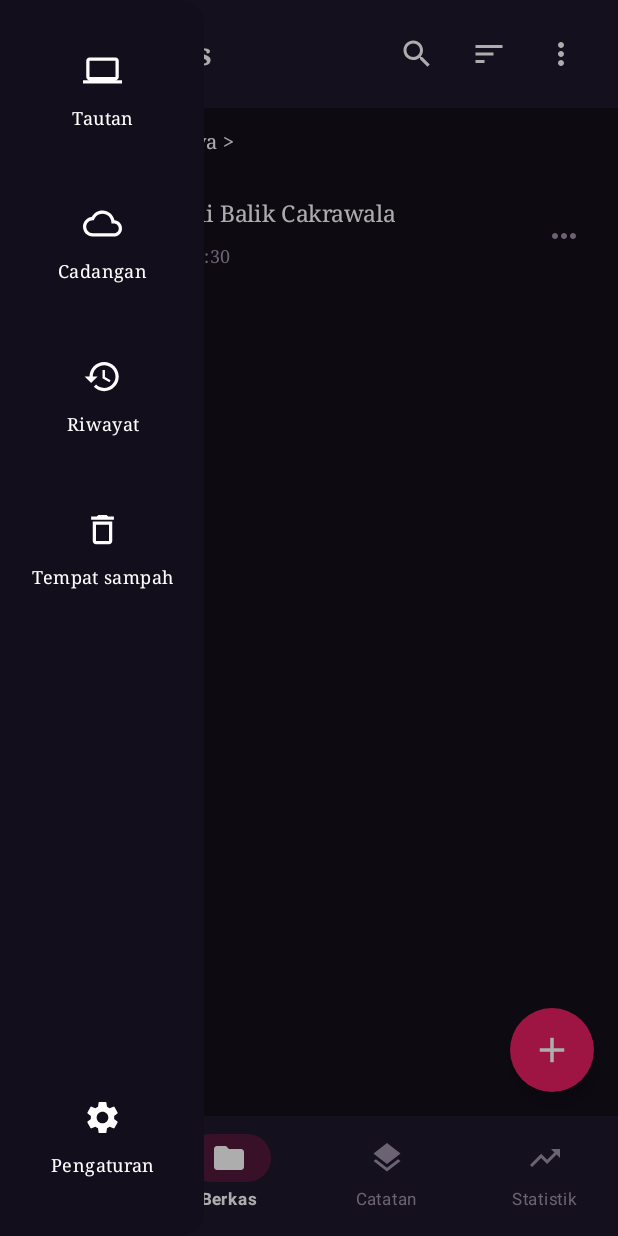
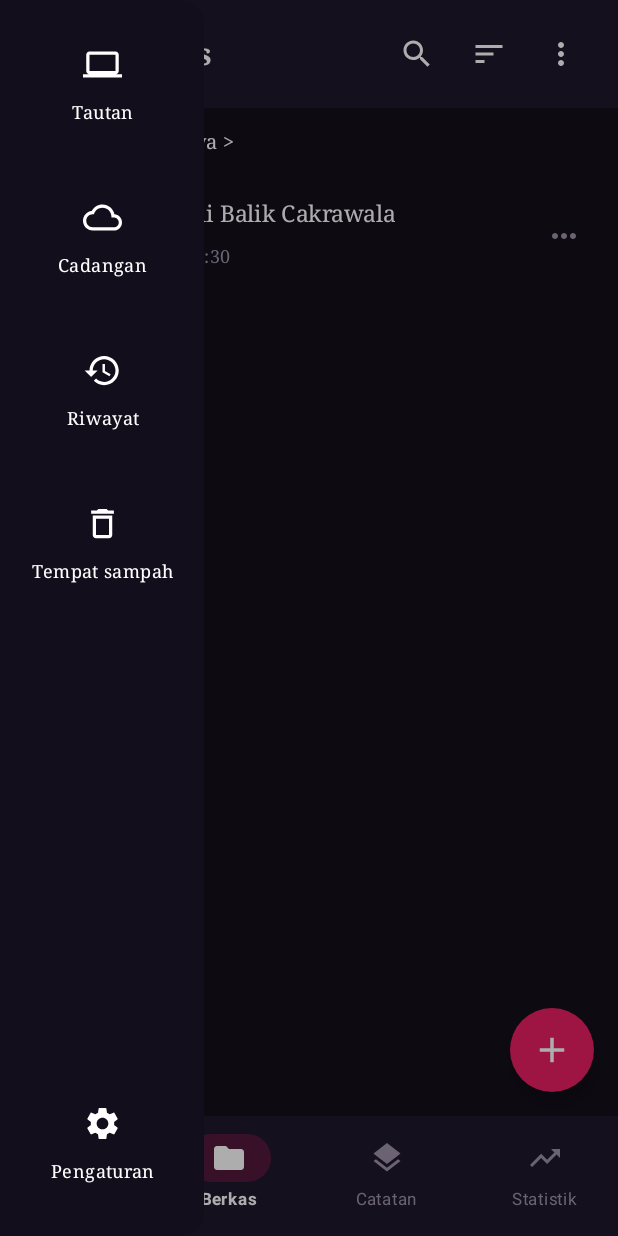
Before and after one commit to mandauduri32-del/Nora-writer-, an Android app built with Jetpack Compose: the FilesScreen screen opened through its navigation route, after a tap on "Buka Menu", on a phone screen of 412 x 824 dp. Run offline under Robolectric (Android 15) with nearby library versions, the phone set to English and light mode, and no system bars; our stand-ins replace Room's generated code.

Commit message:
refactor: improve edge-to-edge and system UI handling
Migrate window inset management to use `WindowInsets` and `safeDrawing` across screens to better support edge-to-edge layouts and dynamic system bars.

```diff
--- a/app/src/main/java/com/example/MainActivity.kt
+++ b/app/src/main/java/com/example/MainActivity.kt
@@ -1,10 +1,15 @@
 package com.example
 
+import android.graphics.Color as AndroidColor
 import android.os.Bundle
 import androidx.activity.ComponentActivity
+import androidx.activity.SystemBarStyle
 import androidx.activity.compose.setContent
 import androidx.activity.enableEdgeToEdge
 import androidx.activity.viewModels
+import androidx.compose.foundation.isSystemInDarkTheme
+import androidx.compose.foundation.layout.WindowInsets
+import androidx.compose.foundation.layout.consumeWindowInsets
 import androidx.compose.foundation.layout.fillMaxSize
 import androidx.compose.foundation.layout.padding
 import androidx.compose.foundation.shape.RoundedCornerShape
@@ -24,6 +29,7 @@ import androidx.compose.material3.Scaffold
 import androidx.compose.material3.Text
 import androidx.compose.material3.rememberDrawerState
 import androidx.compose.runtime.Composable
+import androidx.compose.runtime.DisposableEffect
 import androidx.compose.runtime.getValue
 import androidx.compose.runtime.mutableStateOf
 import androidx.compose.runtime.remember
@@ -74,6 +80,28 @@ class MainActivity : ComponentActivity() {
         setContent {
             val preferences by mainViewModel.preferences.collectAsStateWithLifecycle()
             val isUnlocked by mainViewModel.isUnlocked.collectAsStateWithLifecycle()
+            val isSystemDark = isSystemInDarkTheme()
+            val isDarkTheme = when (preferences.themeMode.uppercase()) {
+                "LIGHT", "SEPIA" -> false
+                "SYSTEM" -> isSystemDark
+                else -> true
+            }
+
+            DisposableEffect(isDarkTheme) {
+                enableEdgeToEdge(
+                    statusBarStyle = if (isDarkTheme) {
+                        SystemBarStyle.dark(AndroidColor.TRANSPARENT)
+                    } else {
+                        SystemBarStyle.light(AndroidColor.TRANSPARENT, AndroidColor.TRANSPARENT)
+                    },
+                    navigationBarStyle = if (isDarkTheme) {
+                        SystemBarStyle.dark(AndroidColor.TRANSPARENT)
+                    } else {
+                        SystemBarStyle.light(AndroidColor.TRANSPARENT, AndroidColor.TRANSPARENT)
+                    }
+                )
+                onDispose {}
+            }
 
             NovelDeskTheme(themeMode = preferences.themeMode) {
                 AppBackgroundContainer(preferences = preferences) {
@@ -143,6 +171,7 @@ fun NovelDeskApp(
     ) {
         Scaffold(
             containerColor = Color.Transparent,
+            contentWindowInsets = WindowInsets(0, 0, 0, 0),
             modifier = Modifier.fillMaxSize(),
             bottomBar = {
                 if (shouldShowBottomBar) {
@@ -196,7 +225,10 @@ fun NovelDeskApp(
             NavHost(
                 navController = navController,
                 startDestination = Screen.Library.route, // Default screen "Buku" (Screenshot 2)
-                modifier = Modifier.padding(innerPadding)
+                modifier = Modifier
+                    .fillMaxSize()
+                    .padding(innerPadding)
+                    .consumeWindowInsets(innerPadding)
             ) {
                 // Tab 1: "Buku" (Screenshot 2)
                 composable(Screen.Library.route) {
--- a/app/src/main/java/com/example/ui/components/AppSideDrawer.kt
+++ b/app/src/main/java/com/example/ui/components/AppSideDrawer.kt
@@ -14,7 +14,6 @@ import androidx.compose.foundation.layout.height
 import androidx.compose.foundation.layout.heightIn
 import androidx.compose.foundation.layout.padding
 import androidx.compose.foundation.layout.size
-import androidx.compose.foundation.layout.statusBarsPadding
 import androidx.compose.foundation.layout.width
 import androidx.compose.foundation.lazy.LazyColumn
 import androidx.compose.foundation.lazy.items
@@ -86,8 +85,7 @@ fun AppSideDrawer(
         Column(
             modifier = Modifier
                 .fillMaxSize()
-                .statusBarsPadding()
-                .padding(vertical = 24.dp, horizontal = 8.dp),
+                .padding(vertical = 20.dp, horizontal = 8.dp),
             verticalArrangement = Arrangement.SpaceBetween,
             horizontalAlignment = Alignment.CenterHorizontally
         ) {
--- a/app/src/main/java/com/example/ui/screens/files/FilesScreen.kt
+++ b/app/src/main/java/com/example/ui/screens/files/FilesScreen.kt
@@ -9,13 +9,17 @@ import androidx.compose.foundation.layout.Column
 import androidx.compose.foundation.layout.PaddingValues
 import androidx.compose.foundation.layout.Row
 import androidx.compose.foundation.layout.Spacer
+import androidx.compose.foundation.layout.WindowInsets
+import androidx.compose.foundation.layout.WindowInsetsSides
 import androidx.compose.foundation.layout.fillMaxSize
 import androidx.compose.foundation.layout.fillMaxWidth
 import androidx.compose.foundation.layout.height
+import androidx.compose.foundation.layout.only
 import androidx.compose.foundation.layout.padding
+import androidx.compose.foundation.layout.safeDrawing
 import androidx.compose.foundation.layout.size
-import androidx.compose.foundation.layout.statusBarsPadding
 import androidx.compose.foundation.layout.width
+import androidx.compose.foundation.layout.windowInsetsPadding
 import androidx.compose.foundation.lazy.LazyColumn
 import androidx.compose.foundation.lazy.items
 import androidx.compose.foundation.shape.CircleShape
@@ -169,46 +173,23 @@ fun FilesScreen(
 
     Scaffold(
         containerColor = Color.Transparent,
-        floatingActionButton = {
-            FloatingActionButton(
-                onClick = {
-                    if (selectedFolderBook != null) showCreateChapterDialog = true
-                    else showCreateBookDialog = true
-                },
-                containerColor = MaterialTheme.colorScheme.primary,
-                contentColor = MaterialTheme.colorScheme.onPrimary,
-                shape = CircleShape,
-                modifier = Modifier
-                    .size(56.dp)
-                    .testTag("files_create_fab")
-            ) {
-                Icon(
-                    Icons.Default.Add,
-                    contentDescription = if (selectedFolderBook != null) "Buat Bab Baru" else "Buat Berkas / Buku Baru",
-                    modifier = Modifier.size(28.dp)
-                )
-            }
-        }
-    ) { innerPadding ->
-        Column(
-            modifier = Modifier
-                .fillMaxSize()
-                .padding(innerPadding)
-        ) {
+        contentWindowInsets = WindowInsets(0, 0, 0, 0),
+        topBar = {
             // Top Bar: Hamburger (or Back when inside folder), "Berkas", Search, Sort, More (Screenshot 1)
             Surface(
                 color = MaterialTheme.colorScheme.surface.copy(alpha = 0.95f),
                 tonalElevation = 2.dp,
-                modifier = Modifier.fillMaxWidth().statusBarsPadding()
+                modifier = Modifier.fillMaxWidth()
             ) {
                 Row(
                     modifier = Modifier
                         .fillMaxWidth()
+                        .windowInsetsPadding(WindowInsets.safeDrawing.only(WindowInsetsSides.Top + WindowInsetsSides.Horizontal))
                         .padding(horizontal = 14.dp, vertical = 12.dp),
                     horizontalArrangement = Arrangement.SpaceBetween,
                     verticalAlignment = Alignment.CenterVertically
                 ) {
-                    Row(verticalAlignment = Alignment.CenterVertically) {
+                    Row(verticalAlignment = Alignment.CenterVertically, modifier = Modifier.weight(1f)) {
                         if (selectedFolderBook != null) {
                             IconButton(onClick = { selectedFolderBook = null }) {
                                 Icon(
@@ -322,6 +303,33 @@ fun FilesScreen(
                     }
                 }
             }
+        },
+        floatingActionButton = {
+            FloatingActionButton(
+                onClick = {
+                    if (selectedFolderBook != null) showCreateChapterDialog = true
+                    else showCreateBookDialog = true
+                },
+                containerColor = MaterialTheme.colorScheme.primary,
+                contentColor = MaterialTheme.colorScheme.onPrimary,
+                shape = CircleShape,
+                modifier = Modifier
+                    .size(56.dp)
+                    .testTag("files_create_fab")
+            ) {
+                Icon(
+                    Icons.Default.Add,
+                    contentDescription = if (selectedFolderBook != null) "Buat Bab Baru" else "Buat Berkas / Buku Baru",
+                    modifier = Modifier.size(28.dp)
+                )
+            }
+        }
+    ) { innerPadding ->
+        Column(
+            modifier = Modifier
+                .fillMaxSize()
+                .padding(innerPadding)
+        ) {
 
             // Sub-bar Breadcrumb: Down chevron "v" and "Buku-buku saya >" (Screenshot 1)
             Row(
--- a/app/src/main/java/com/example/ui/screens/library/LibraryScreen.kt
+++ b/app/src/main/java/com/example/ui/screens/library/LibraryScreen.kt
@@ -10,13 +10,17 @@ import androidx.compose.foundation.layout.Column
 import androidx.compose.foundation.layout.PaddingValues
 import androidx.compose.foundation.layout.Row
 import androidx.compose.foundation.layout.Spacer
+import androidx.compose.foundation.layout.WindowInsets
+import androidx.compose.foundation.layout.WindowInsetsSides
 import androidx.compose.foundation.layout.fillMaxSize
 import androidx.compose.foundation.layout.fillMaxWidth
 import androidx.compose.foundation.layout.height
+import androidx.compose.foundation.layout.only
 import androidx.compose.foundation.layout.padding
+import androidx.compose.foundation.layout.safeDrawing
 import androidx.compose.foundation.layout.size
-import androidx.compose.foundation.layout.statusBarsPadding
 import androidx.compose.foundation.layout.width
+import androidx.compose.foundation.layout.windowInsetsPadding
 import androidx.compose.foundation.lazy.LazyColumn
 import androidx.compose.foundation.lazy.grid.GridCells
 import androidx.compose.foundation.lazy.grid.LazyVerticalGrid
@@ -138,34 +142,18 @@ fun LibraryScreen(
 
     Scaffold(
         containerColor = Color.Transparent,
-        floatingActionButton = {
-            FloatingActionButton(
-                onClick = { showCreateBookDialog = true },
-                containerColor = MaterialTheme.colorScheme.primary,
-                contentColor = MaterialTheme.colorScheme.onPrimary,
-                shape = CircleShape,
-                modifier = Modifier
-                    .size(56.dp)
-                    .testTag("library_add_book_fab")
-            ) {
-                Icon(Icons.Default.Add, contentDescription = "Buat Buku Baru", modifier = Modifier.size(28.dp))
-            }
-        }
-    ) { innerPadding ->
-        Column(
-            modifier = Modifier
-                .fillMaxSize()
-                .padding(innerPadding)
-        ) {
+        contentWindowInsets = WindowInsets(0, 0, 0, 0),
+        topBar = {
             // Top Bar: Hamburger, Rounded Outlined Search Button, Sort Icon, More Options (Screenshot 2)
             Surface(
                 color = MaterialTheme.colorScheme.surface.copy(alpha = 0.95f),
                 tonalElevation = 2.dp,
-                modifier = Modifier.fillMaxWidth().statusBarsPadding()
+                modifier = Modifier.fillMaxWidth()
             ) {
                 Row(
                     modifier = Modifier
                         .fillMaxWidth()
+                        .windowInsetsPadding(WindowInsets.safeDrawing.only(WindowInsetsSides.Top + WindowInsetsSides.Horizontal))
                         .padding(horizontal = 14.dp, vertical = 10.dp),
                     verticalAlignment = Alignment.CenterVertically,
                     horizontalArrangement = Arrangement.SpaceBetween
@@ -261,6 +249,26 @@ fun LibraryScreen(
                     }
                 }
             }
+        },
+        floatingActionButton = {
+            FloatingActionButton(
+                onClick = { showCreateBookDialog = true },
+                containerColor = MaterialTheme.colorScheme.primary,
+                contentColor = MaterialTheme.colorScheme.onPrimary,
+                shape = CircleShape,
+                modifier = Modifier
+                    .size(56.dp)
+                    .testTag("library_add_book_fab")
+            ) {
+                Icon(Icons.Default.Add, contentDescription = "Buat Buku Baru", modifier = Modifier.size(28.dp))
+            }
+        }
+    ) { innerPadding ->
+        Column(
+            modifier = Modifier
+                .fillMaxSize()
+                .padding(innerPadding)
+        ) {
 
             // Sub-bar: "Penyuntingan terkini: <judul> >" and Grid/List toggle (Screenshot 2)
             Row(
--- a/app/src/main/java/com/example/ui/screens/lock/PinLockScreen.kt
+++ b/app/src/main/java/com/example/ui/screens/lock/PinLockScreen.kt
@@ -12,6 +12,7 @@ import androidx.compose.foundation.layout.fillMaxWidth
 import androidx.compose.foundation.layout.height
 import androidx.compose.foundation.layout.padding
 import androidx.compose.foundation.layout.size
+import androidx.compose.foundation.layout.systemBarsPadding
 import androidx.compose.foundation.shape.CircleShape
 import androidx.compose.material.icons.Icons
 import androidx.compose.material.icons.automirrored.filled.Backspace
@@ -69,6 +70,7 @@ fun PinLockScreen(
         modifier = Modifier
             .fillMaxSize()
             .background(MaterialTheme.colorScheme.background)
+            .systemBarsPadding()
             .padding(24.dp),
         contentAlignment = Alignment.Center
     ) {
```
Also changed, not shown: app/src/main/java/com/example/ui/screens/bookdetail/BookDetailScreen.kt (+10 -5 lines), app/src/main/java/com/example/ui/screens/editor/EditorScreen.kt (+28 -10 lines), app/src/main/java/com/example/ui/screens/notes/NotesScreen.kt (+29 -21 lines), app/src/main/java/com/example/ui/screens/settings/SettingsScreen.kt (+19 -11 lines), app/src/main/java/com/example/ui/screens/statistics/StatisticsScreen.kt (+20 -17 lines), app/src/main/java/com/example/ui/screens/trash/TrashScreen.kt (+20 -8 lines).
